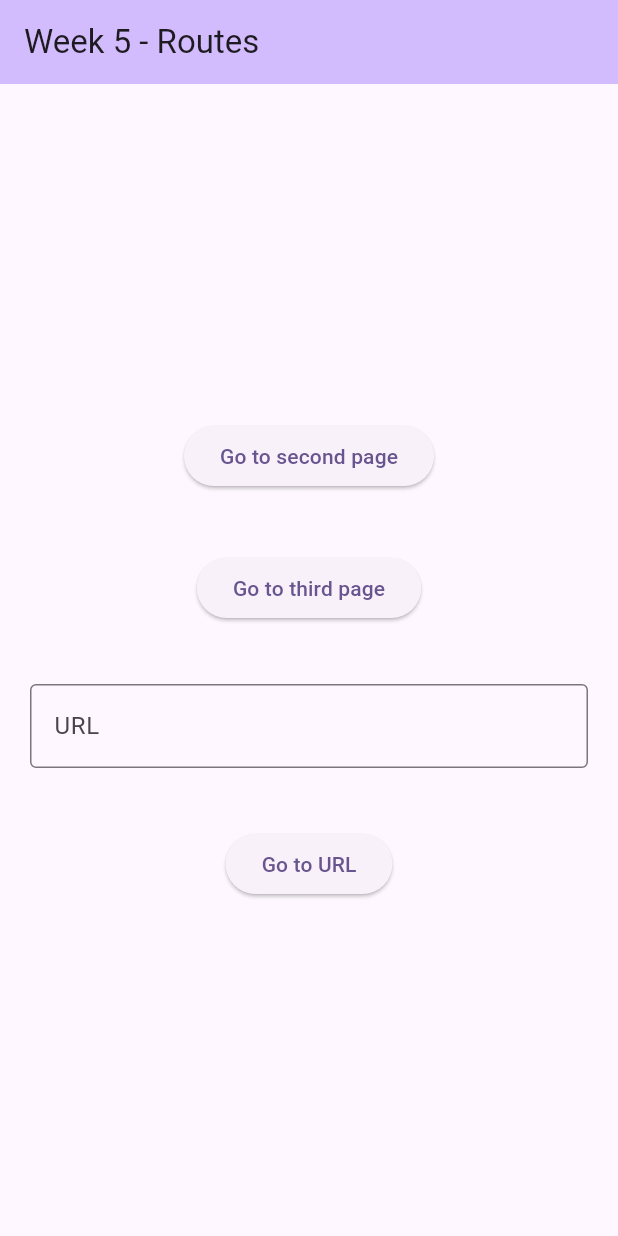
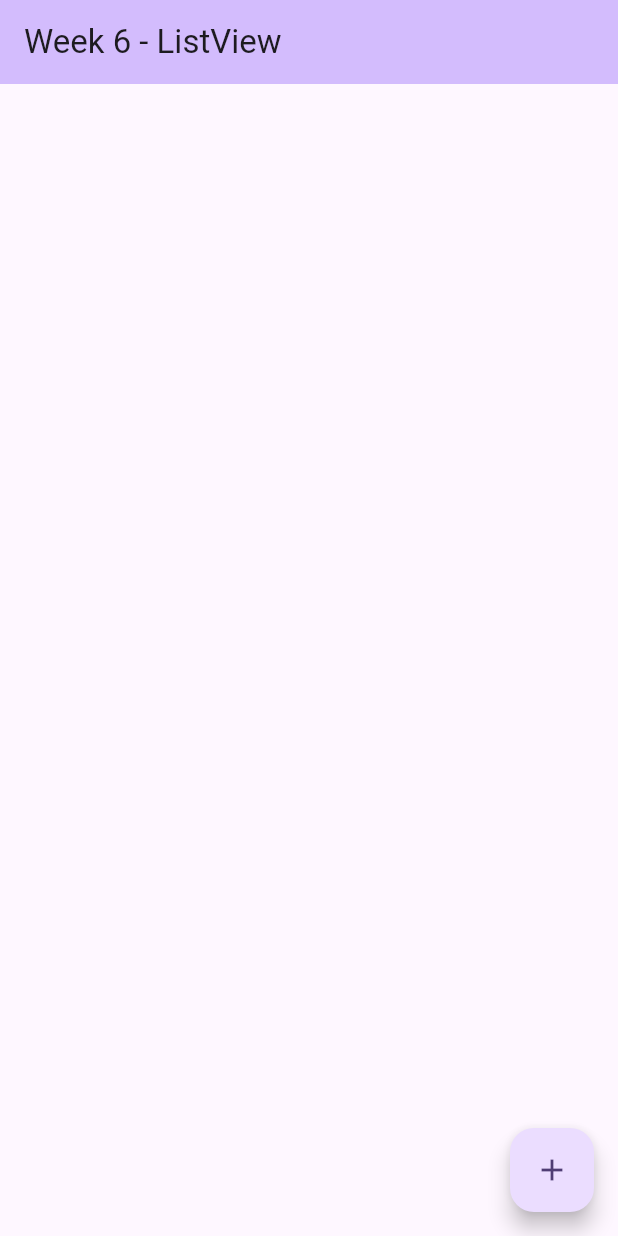
Before and after one commit to gourteacher/android_samples, a Flutter app: the screen it shows after launch, on a phone screen of 412 x 824 dp. Run offline on Flutter 3.47's test engine with Material 3 defaults, Android fonts, the phone set to English and light mode, and no system bars.

Commit message:
Week 6 - Using Listview

```diff
--- a/lib/DataRepository.dart
+++ /dev/null
@@ -1,19 +0,0 @@
-import 'package:encrypted_shared_preferences/encrypted_shared_preferences.dart';
-
-class DataRepository {
-  static String firstName = "";
-  static String emailAddress ="";
-  static String lastName = "";
-  static String phoneNumber = "";
-  static String login = "Rosa";
-
-  static void loadData(){
-    EncryptedSharedPreferences prefs = EncryptedSharedPreferences();
-
-  }
-
-  static void saveData(){
-    EncryptedSharedPreferences prefs = EncryptedSharedPreferences();
-
-  }
-}
--- a/lib/OtherPage.dart
+++ /dev/null
@@ -1,30 +0,0 @@
-import 'package:flutter/material.dart';
-import 'DataRepository.dart';
-
-class OtherPage extends StatefulWidget{
-
-  @override
-  State<StatefulWidget> createState() => OtherPageState();
-}
-
-class OtherPageState extends State<StatefulWidget>{
-
-  @override
-  Widget build(BuildContext context) {
-    return Scaffold(appBar: AppBar(title: Text("Other Page")),
-    body: Center(child:
-        Column( mainAxisAlignment: MainAxisAlignment.center,
-          children: [
-            OutlinedButton(child:  Text("Welcome back " + DataRepository.login ),
-            onPressed: () { Navigator.pop(context);   }),//return to previous
-          ],
-        )
-      )
-    );
-  }
-
-  @override
-  void initState() {
-    super.initState();
-  }
-}
--- a/lib/main.dart
+++ b/lib/main.dart
@@ -1,7 +1,6 @@
+import 'dart:math';
+
 import 'package:flutter/material.dart';
-import 'package:url_launcher/url_launcher.dart';
-import 'DataRepository.dart';
-import 'OtherPage.dart';
 
 void main() {
   runApp(const MyApp());
@@ -14,22 +13,13 @@ class MyApp extends StatelessWidget {
   @override
   Widget build(BuildContext context) {
     return MaterialApp(
-      routes:  {
-        '/Main'   :   (context) => MyHomePage(title:"Week 5 - Routes"),
-        '/Second' :   (context) { return OtherPage(); } ,
-        '/Third'  :   (context) { return OtherPage(); }
-      },
-
       title: 'Android Samples',
       theme: ThemeData(
+        // This is the theme of your application.
         colorScheme: ColorScheme.fromSeed(seedColor: Colors.deepPurple),
         useMaterial3: true,
       ),
-
-      //Notice  that we are not using the home parameter here
-      //Instead, we are using the initialRoute parameter
-      //home: const MyHomePage(title: 'Week 5 - Routes'),
-      initialRoute: '/Main',
+      home: const MyHomePage(title: 'Week 6 - ListView'),
     );
   }
 }
@@ -39,98 +29,85 @@ class MyHomePage extends StatefulWidget {
   final String title;
 
   @override
-  State<MyHomePage> createState() { return _MyHomePageState(); }
+  State<MyHomePage> createState() => _MyHomePageState();
 }
 
 class _MyHomePageState extends State<MyHomePage> {
-  late TextEditingController _controller; //late - Constructor in initState()
-  var isChecked = false;
+  var wordsArray = <String>[ ];
 
   @override //same as in java
   void initState() {
     super.initState(); //call the parent initState()
-    _controller = TextEditingController(); //our late constructor
-    DataRepository.loadData();//asynchronous, but certain to finish before going to second page
   }
 
   @override
-  void dispose() {
+  void dispose()
+  {
     super.dispose();
-    _controller.dispose(); // clean up memory
-  }
-
-  Future<void> _launchUrl() async {
-    var urlString = _controller.text;
-    final Uri _url = Uri.parse(urlString);
-
-    if (!await launchUrl(_url ) ) {
-      ScaffoldMessenger.of(context).showSnackBar(
-        SnackBar(
-          content: Text("Could not launch $urlString"),
-        ),
-      );
-    }
   }
 
   @override
   Widget build(BuildContext context) {
+    return Scaffold(
+        appBar: AppBar( backgroundColor: Theme.of(context).colorScheme.inversePrimary, title: Text(widget.title)),
+        body: ListPage(),
+        floatingActionButton:
+        FloatingActionButton(onPressed: addItem,
+            tooltip: 'Add Item',
+            child: const Icon(Icons.add)
+        )
+    );
+  }
 
-    return Scaffold(
-      appBar: AppBar(
+  void addItem() {
+    setState(() {
+      wordsArray.add("Item " + " ${wordsArray.length+1}");
+    });
+  }
 
-        backgroundColor: Theme
-            .of(context)
-            .colorScheme
-            .inversePrimary,
-        // Here we take the value from the MyHomePage object that was created by
-        // the App.build method, and use it to set our appbar title.
-        title: Text(widget.title),
+  Widget ListPage(){
+    return Center(
+      child: Column(
+        mainAxisAlignment: MainAxisAlignment.center,
+        children: <Widget>[
+          Expanded(child:
+          ListView.builder(
+              itemCount:wordsArray.length,
+              itemBuilder: (context, rowNum) { return
+                Row( mainAxisAlignment: MainAxisAlignment.spaceAround,
+                    children:[
+                      Text("${1+rowNum}: ${wordsArray[rowNum]} "),
+                      GestureDetector(
+                        onTap: () {
+                          setState(() {
+                            wordsArray[rowNum] = wordsArray[rowNum].toUpperCase();
+                          });
+                        },
+                        child: const Icon(Icons.arrow_upward),
+                      ),
+                      GestureDetector(
+                        onDoubleTap: () {
+                          setState(() {
+                            wordsArray[rowNum] = wordsArray[rowNum].toLowerCase();
+                          });
+                        },
+                        child: const Icon(Icons.arrow_downward),
+                      ),
+                      GestureDetector(
+                        onLongPress: () {
+                          setState(() {
+                            wordsArray.removeAt(rowNum);
+                          });
+                        },
+                        child: const Icon(Icons.delete),
+                      ),
+                    ]
+                );
+              }
+          ),
+          ),
+        ],
       ),
-      body: Center(
-        // Center is a layout widget. It takes a single child and positions it
-        // in the middle of the parent.
-        child: Column(
-          mainAxisAlignment: MainAxisAlignment.center,
-          children: <Widget>[
-
-            Padding(
-              padding: const EdgeInsets.all(20.0),
-              child: ElevatedButton(onPressed: () {
-                Navigator.pushNamed(context, '/Second');
-              }, //Lambda, or anonymous function
-                  child: Text('Go to second page')),
-            ),
-
-            Padding(
-              padding: const EdgeInsets.all(20.0),
-              child: ElevatedButton(onPressed: () {
-                Navigator.pushNamed(context, '/Third');
-              }, //Lambda, or anonymous function
-                  child: Text('Go to third page')),
-            ),
-
-            Padding(
-              padding: const EdgeInsets.all(20.0),
-              child: TextField(
-                controller: _controller,
-                decoration: InputDecoration(
-                  hintText: "Enter URL to launch",
-                  border: OutlineInputBorder(),
-                  label: Text('URL'),
-                )
-              ),
-            ),
-
-            Padding(
-              padding: const EdgeInsets.all(20.0),
-              child: ElevatedButton(
-                  onPressed: () => _launchUrl(),
-                  child: Text('Go to URL')
-              ),
-            ),
-          ],
-        ),
-      ), // This trailing comma makes auto-formatting nicer for build methods.
     );
   }
 }
--- a/pubspec.yaml
+++ b/pubspec.yaml
@@ -30,8 +30,6 @@ environment:
 dependencies:
   flutter:
     sdk: flutter
-  url_launcher: ^6.3.2
-  encrypted_shared_preferences: ^3.0.1
 
   # The following adds the Cupertino Icons font to your application.
   # Use with the CupertinoIcons class for iOS style icons.
```
Also changed, not shown: pubspec.lock, 5 other files.
